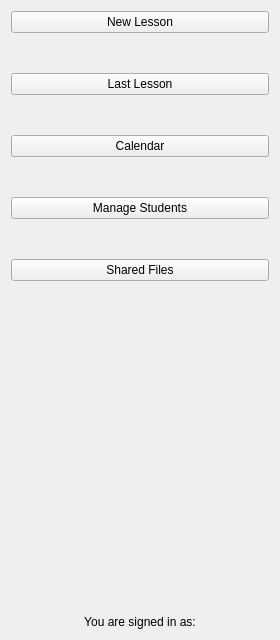
Old version of the form designer/teacher_sidebar.ui in the repository ltrel/piu-mosso-client.
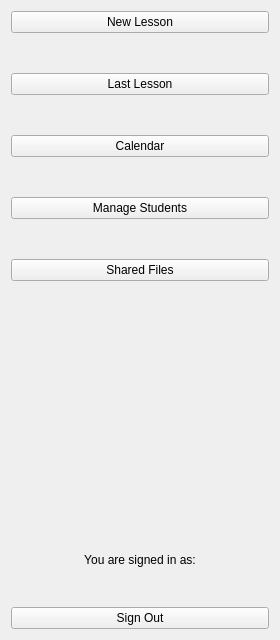
New version of the form.

Commit message: Add sign out button to sidebar

Diff of the .ui file:
```diff
--- a/designer/teacher_sidebar.ui
+++ b/designer/teacher_sidebar.ui
@@ -117,6 +117,13 @@
      </property>
     </widget>
    </item>
+   <item>
+    <widget class="QPushButton" name="sign_out_button">
+     <property name="text">
+      <string>Sign Out</string>
+     </property>
+    </widget>
+   </item>
   </layout>
  </widget>
  <resources/>
```
The commit also changes 2 other files.
